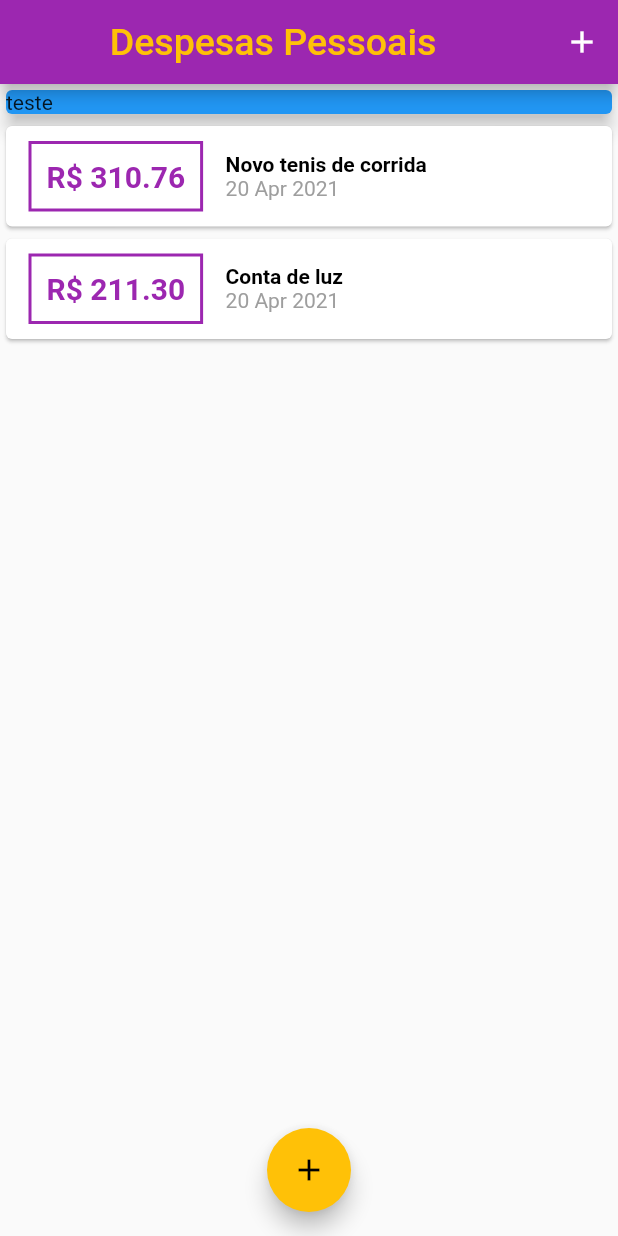
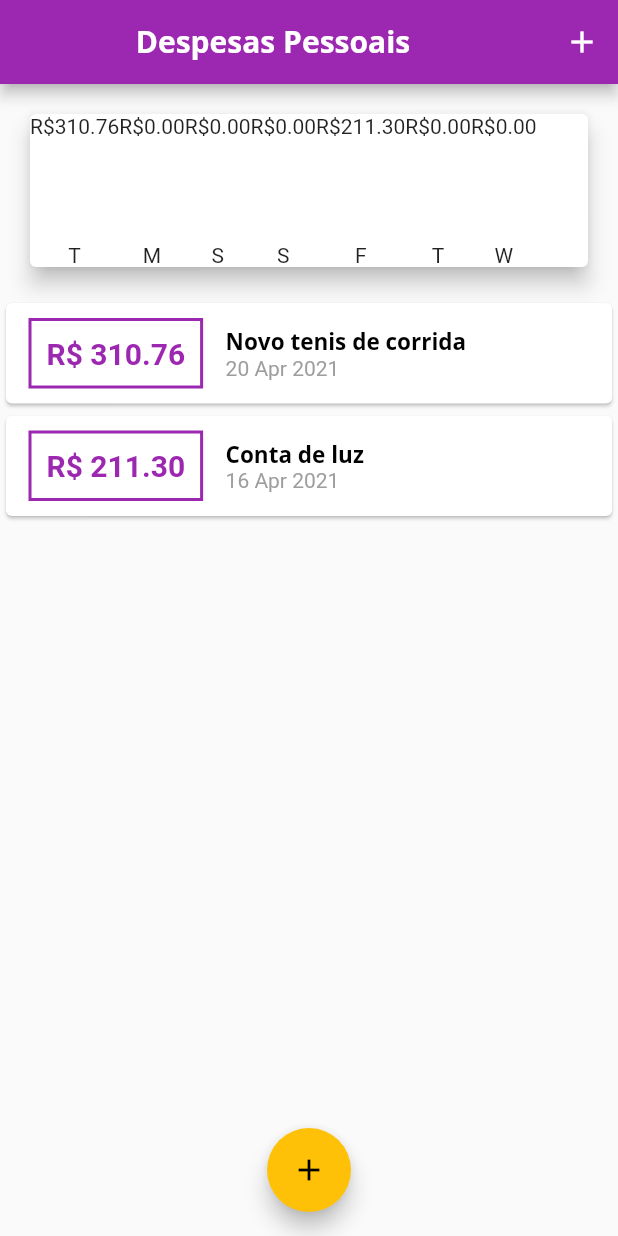
Before and after one commit to MatheusM15/Flutter, a Flutter app: the screen it shows after launch, on a phone screen of 412 x 824 dp. Run offline on Flutter 3.47's test engine with Material 2 defaults, Android fonts, the phone set to English and light mode, and no system bars; Roboto replaces fonts that are missing (Quicksand).

Commit message:
Melhorando o App de Controle de gasto #1

```diff
--- /dev/null
+++ b/Controledegasto_app/lib/chart_bar.dart
@@ -0,0 +1,30 @@
+import 'package:flutter/material.dart';
+
+class ChartBar extends StatelessWidget {
+  final String label;
+  final double value;
+  final double percentage;
+
+  ChartBar({this.label, this.value, this.percentage});
+
+  @override
+  Widget build(BuildContext context) {
+    return Column(
+      children: [
+        Text('R\$${value.toStringAsFixed(2)}'),
+        SizedBox(
+          height: 5,
+        ),
+        Container(
+          height: 60,
+          width: 10,
+          child: null,
+        ),
+        SizedBox(
+          height: 5,
+        ),
+        Text(label),
+      ],
+    );
+  }
+}
--- /dev/null
+++ b/Controledegasto_app/lib/components/chart.dart
@@ -0,0 +1,48 @@
+import 'package:flutter/material.dart';
+import 'package:intl/intl.dart';
+import '../transaction.dart';
+import '../chart_bar.dart';
+
+class Chart extends StatelessWidget {
+  final List<Transaction> recentTransaction;
+
+  Chart(this.recentTransaction);
+
+  List<Map<String, Object>> get groupedTransactions {
+    return List.generate(7, (index) {
+      final weekDay = DateTime.now().subtract(
+        Duration(days: index),
+      );
+      double totalSum = 0;
+      for (var i = 0; i < recentTransaction.length; i++) {
+        bool sameDay = recentTransaction[i].date.day == weekDay.day;
+        bool sameMonth = recentTransaction[i].date.month == weekDay.month;
+        bool sameYear = recentTransaction[i].date.year == weekDay.year;
+
+        if (sameDay && sameMonth && sameYear) {
+          totalSum += recentTransaction[i].value;
+        }
+      }
+
+      return {'day': DateFormat.E().format(weekDay)[0], 'value': totalSum};
+    });
+  }
+
+  @override
+  Widget build(BuildContext context) {
+    groupedTransactions;
+    return Card(
+      elevation: 6,
+      margin: EdgeInsets.all(20),
+      child: Row(
+        children: groupedTransactions.map((tr) {
+          return ChartBar(
+            label: tr['day'],
+            value: tr['value'],
+            percentage: 0,
+          );
+        }).toList(),
+      ),
+    );
+  }
+}
--- a/Controledegasto_app/lib/components/transaction_list.dart
+++ b/Controledegasto_app/lib/components/transaction_list.dart
@@ -9,14 +9,34 @@ class TransactionList extends StatelessWidget {
   Widget build(BuildContext context) {
     return Container(
       height: 300,
-      child: ListView.builder(
+      child: transaction.isEmpty
+          ? Column(
+              children: [
+                Text(
+                  'Nenhuma Transção Cadastrada',
+                  style: TextStyle(
+                      fontFamily: 'OpenSans',
+                      fontSize: 15,
+                      fontWeight: FontWeight.bold),
+                ),
+                SizedBox(
+                  height: 20,
+                ),
+                Container(
+                  height: 200,
+                  child: Image.asset('assets/imagem/waiting.png'),
+                ),
+              ],
+            )
+          : ListView.builder(
               itemCount: transaction.length,
               itemBuilder: (ctx, index) {
                 final tr = transaction[index];
                 return Card(
                   child: Row(children: [
                     Container(
-                margin: EdgeInsets.symmetric(horizontal: 15, vertical: 10),
+                      margin:
+                          EdgeInsets.symmetric(horizontal: 15, vertical: 10),
                       decoration: BoxDecoration(
                           border: Border.all(color: Colors.purple, width: 2)),
                       padding: EdgeInsets.all(10),
@@ -35,7 +55,10 @@ class TransactionList extends StatelessWidget {
                         Text(
                           tr.title,
                           style: TextStyle(
-                        fontWeight: FontWeight.bold, color: Colors.black),
+                              fontFamily: 'OpenSans',
+                              fontSize: 15,
+                              fontWeight: FontWeight.bold,
+                              color: Colors.black),
                         ),
                         Text(
                           DateFormat('d MMM y').format(tr.date),
--- a/Controledegasto_app/lib/main.dart
+++ b/Controledegasto_app/lib/main.dart
@@ -5,6 +5,7 @@ import 'dart:math';
 import 'components/tr_form.dart';
 import 'components/transaction_list.dart';
 import 'transaction.dart';
+import 'components/chart.dart';
 
 main() => runApp(MaterialApp(
       title: "App de financia",
@@ -12,7 +13,7 @@ main() => runApp(MaterialApp(
     ));
 
 class MyAppState extends State<MyApp> {
-  final _transactions = [
+  final List<Transaction> _transactions = [
     Transaction(
       id: 't1',
       title: 'Novo tenis de corrida',
@@ -23,9 +24,17 @@ class MyAppState extends State<MyApp> {
       id: 't2',
       title: 'Conta de luz',
       value: 211.30,
-      date: DateTime.now(),
+      date: DateTime.now().subtract(Duration(days: 4)),
     )
   ];
+  List<Transaction> get _recenTRansactions {
+    return _transactions.where((tr) {
+      return tr.date.isAfter(DateTime.now().subtract(
+        Duration(days: 7),
+      ));
+    }).toList();
+  }
+
   _addTranscation(String title, double value) {
     final newTransaction = Transaction(
         id: Random().nextDouble().toString(),
@@ -49,13 +58,22 @@ class MyAppState extends State<MyApp> {
   @override
   Widget build(BuildContext context) {
     return MaterialApp(
-      theme: ThemeData(primarySwatch: Colors.purple, accentColor: Colors.amber),
+      theme: ThemeData(
+        primarySwatch: Colors.purple,
+        accentColor: Colors.amber,
+        fontFamily: 'Quicksand',
+        appBarTheme: AppBarTheme(
+            textTheme: ThemeData.light().textTheme.copyWith(
+                headline6: TextStyle(
+                    fontFamily: 'OpenSans',
+                    fontSize: 20,
+                    fontWeight: FontWeight.bold))),
+      ),
       home: Scaffold(
         appBar: AppBar(
           title: Center(
               child: Text(
             "Despesas Pessoais",
-            style: TextStyle(color: Colors.amber, fontSize: 25),
           )),
           actions: [
             IconButton(
@@ -66,13 +84,7 @@ class MyAppState extends State<MyApp> {
           child: Column(
             crossAxisAlignment: CrossAxisAlignment.stretch,
             children: [
-              Container(
-                child: Card(
-                  color: Colors.blue,
-                  child: Text('teste'),
-                  elevation: 5,
-                ),
-              ),
+              Chart(_recenTRansactions),
               TransactionList(_transactions),
             ],
           ),
```
Also changed, not shown: Controledegasto_app/pubspec.yaml (+15 -8 lines), Controledegasto_app/assets/fonts/OpenSans-Bold.ttf (added), Controledegasto_app/assets/fonts/OpenSans-Regular.ttf (added), Controledegasto_app/assets/fonts/Quicksand-Bold.ttf (added), Controledegasto_app/assets/fonts/Quicksand-Light.ttf (added), Controledegasto_app/assets/fonts/Quicksand-Medium.ttf (added), Controledegasto_app/assets/fonts/Quicksand-Regular.ttf (added), Controledegasto_app/assets/imagem/waiting.png (added). Lines whose indentation alone changed are shown as unchanged.
